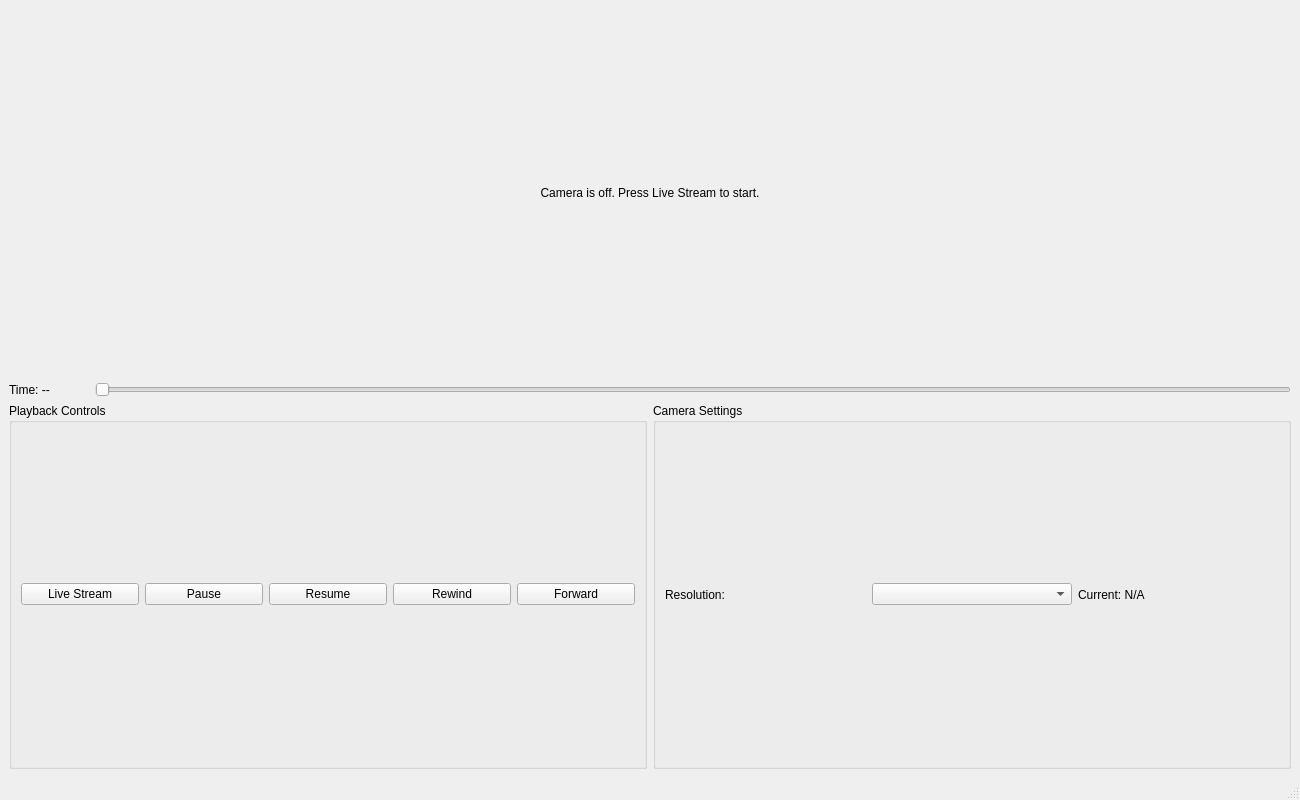
Before: the Qt Designer form main/MainWindow.ui in rajvishwakarma1/CameraApp, drawn with Qt 5.
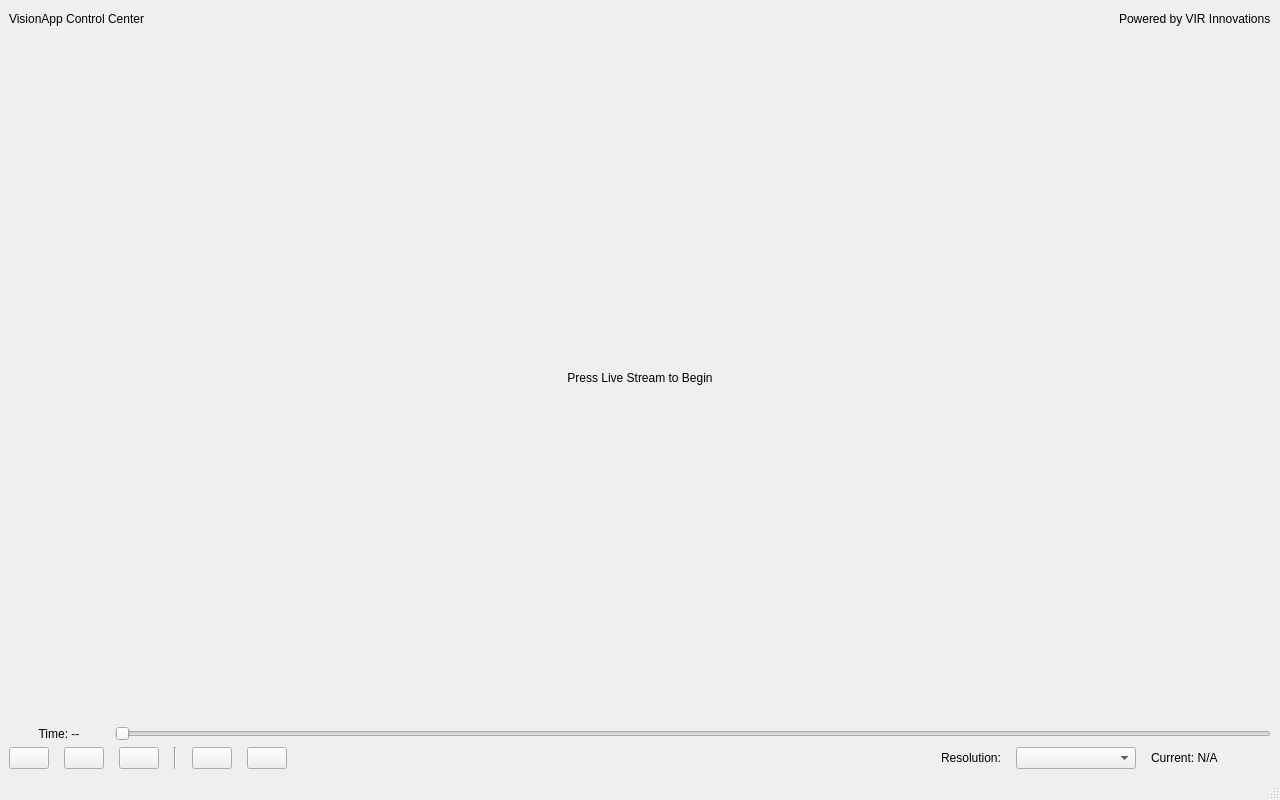
After: the same form once the commit is applied.

Commit message: update playback functionality and ui

```diff
--- a/main/MainWindow.ui
+++ b/main/MainWindow.ui
@@ -6,7 +6,7 @@
    <rect>
     <x>0</x>
     <y>0</y>
-    <width>1300</width>
+    <width>1280</width>
     <height>800</height>
    </rect>
   </property>
@@ -14,11 +14,71 @@
    <string>Camera Feed App</string>
   </property>
   <widget class="QWidget" name="centralwidget">
-   <layout class="QVBoxLayout" name="verticalLayout">
+   <layout class="QVBoxLayout" name="mainLayout">
+    <property name="spacing">
+     <number>0</number>
+    </property>
+    <property name="leftMargin">
+     <number>0</number>
+    </property>
+    <property name="topMargin">
+     <number>0</number>
+    </property>
+    <property name="rightMargin">
+     <number>0</number>
+    </property>
+    <property name="bottomMargin">
+     <number>0</number>
+    </property>
+    <item>
+     <widget class="QFrame" name="headerFrame">
+      <property name="sizePolicy">
+       <sizepolicy hsizetype="Preferred" vsizetype="Fixed">
+        <horstretch>0</horstretch>
+        <verstretch>0</verstretch>
+       </sizepolicy>
+      </property>
+      <layout class="QHBoxLayout" name="horizontalLayout">
+       <item>
+        <widget class="QLabel" name="headerTitle">
+         <property name="text">
+          <string>VisionApp Control Center</string>
+         </property>
+        </widget>
+       </item>
+       <item>
+        <spacer name="horizontalSpacer">
+         <property name="orientation">
+          <enum>Qt::Horizontal</enum>
+         </property>
+         <property name="sizeHint" stdset="0">
+          <size>
+           <width>40</width>
+           <height>20</height>
+          </size>
+         </property>
+        </spacer>
+       </item>
+       <item>
+        <widget class="QLabel" name="headerSubtitle">
+         <property name="text">
+          <string>Powered by VIR Innovations</string>
+         </property>
+        </widget>
+       </item>
+      </layout>
+     </widget>
+    </item>
     <item>
      <widget class="QLabel" name="cameraFeedLabel">
+      <property name="sizePolicy">
+       <sizepolicy hsizetype="Preferred" vsizetype="Expanding">
+        <horstretch>0</horstretch>
+        <verstretch>0</verstretch>
+       </sizepolicy>
+      </property>
       <property name="text">
-       <string>Camera is off. Press Live Stream to start.</string>
+       <string>Press Live Stream to Begin</string>
       </property>
       <property name="alignment">
        <set>Qt::AlignCenter</set>
@@ -26,18 +86,30 @@
      </widget>
     </item>
     <item>
-     <layout class="QHBoxLayout" name="horizontalLayout_4">
+     <widget class="QFrame" name="footerFrame">
+      <property name="sizePolicy">
+       <sizepolicy hsizetype="Preferred" vsizetype="Fixed">
+        <horstretch>0</horstretch>
+        <verstretch>0</verstretch>
+       </sizepolicy>
+      </property>
+      <layout class="QVBoxLayout" name="verticalLayout_2">
+       <item>
+        <layout class="QHBoxLayout" name="timelineLayout">
       <item>
        <widget class="QLabel" name="timelineLabel">
         <property name="minimumSize">
          <size>
-          <width>80</width>
+             <width>100</width>
           <height>0</height>
          </size>
         </property>
         <property name="text">
          <string>Time: --</string>
         </property>
+           <property name="alignment">
+            <set>Qt::AlignCenter</set>
+           </property>
        </widget>
       </item>
       <item>
@@ -50,78 +122,79 @@
      </layout>
     </item>
     <item>
-     <layout class="QHBoxLayout" name="horizontalLayout">
-      <item>
-       <widget class="QGroupBox" name="groupBox">
-        <property name="title">
-         <string>Playback Controls</string>
-        </property>
-        <layout class="QHBoxLayout" name="horizontalLayout_2">
+        <layout class="QHBoxLayout" name="controlsLayout">
+         <property name="spacing">
+          <number>15</number>
+         </property>
          <item>
-          <widget class="QPushButton" name="playButton">
-           <property name="text">
-            <string>Live Stream</string>
-           </property>
-          </widget>
+          <widget class="QPushButton" name="playButton"/>
          </item>
          <item>
-          <widget class="QPushButton" name="pauseButton">
-           <property name="text">
-            <string>Pause</string>
-           </property>
-          </widget>
+          <widget class="QPushButton" name="pauseButton"/>
          </item>
          <item>
-          <widget class="QPushButton" name="resumeButton">
-           <property name="text">
-            <string>Resume</string>
-           </property>
-          </widget>
+          <widget class="QPushButton" name="resumeButton"/>
          </item>
          <item>
-          <widget class="QPushButton" name="rewindButton">
-           <property name="text">
-            <string>Rewind</string>
+          <widget class="Line" name="separator1">
+           <property name="orientation">
+            <enum>Qt::Vertical</enum>
            </property>
           </widget>
          </item>
          <item>
-          <widget class="QPushButton" name="forwardButton">
-           <property name="text">
-            <string>Forward</string>
-           </property>
-          </widget>
+          <widget class="QPushButton" name="rewindButton"/>
          </item>
-        </layout>
-       </widget>
+         <item>
+          <widget class="QPushButton" name="forwardButton"/>
       </item>
       <item>
-       <widget class="QGroupBox" name="groupBox_2">
-        <property name="title">
-         <string>Camera Settings</string>
-        </property>
-        <layout class="QHBoxLayout" name="horizontalLayout_3">
+          <spacer name="horizontalSpacer_2">
+           <property name="orientation">
+            <enum>Qt::Horizontal</enum>
+           </property>
+           <property name="sizeHint" stdset="0">
+            <size>
+             <width>40</width>
+             <height>20</height>
+            </size>
+           </property>
+          </spacer>
+         </item>
          <item>
-          <widget class="QLabel" name="label">
+          <widget class="QLabel" name="resolutionLabel">
            <property name="text">
             <string>Resolution:</string>
            </property>
           </widget>
          </item>
          <item>
-          <widget class="QComboBox" name="resolutionComboBox"/>
+          <widget class="QComboBox" name="resolutionComboBox">
+           <property name="minimumSize">
+            <size>
+             <width>120</width>
+             <height>0</height>
+            </size>
+           </property>
+          </widget>
          </item>
          <item>
           <widget class="QLabel" name="currentResolutionLabel">
+           <property name="minimumSize">
+            <size>
+             <width>120</width>
+             <height>0</height>
+            </size>
+           </property>
            <property name="text">
             <string>Current: N/A</string>
            </property>
           </widget>
          </item>
         </layout>
-       </widget>
-      </item>
-     </layout>
+       </item>
+      </layout>
+     </widget>
     </item>
    </layout>
   </widget>
```
Left out of the diff: 2 changed lines with no effect on the pictures. Lines whose indentation alone changed are shown as unchanged. The commit also changes 8 other files.
